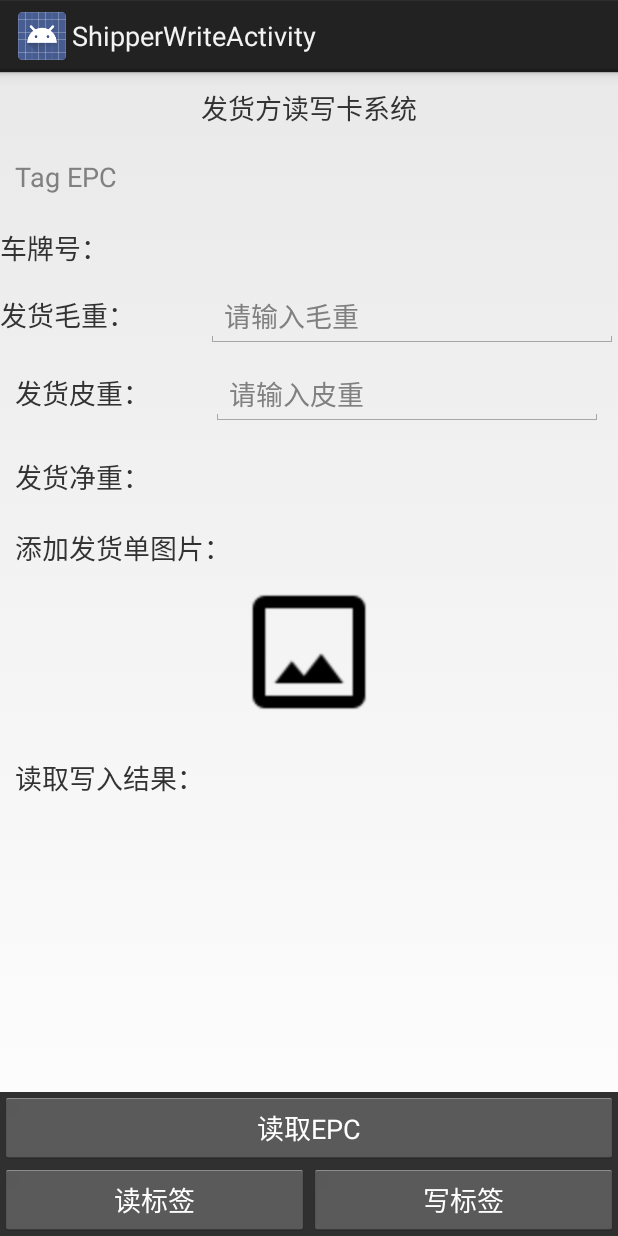
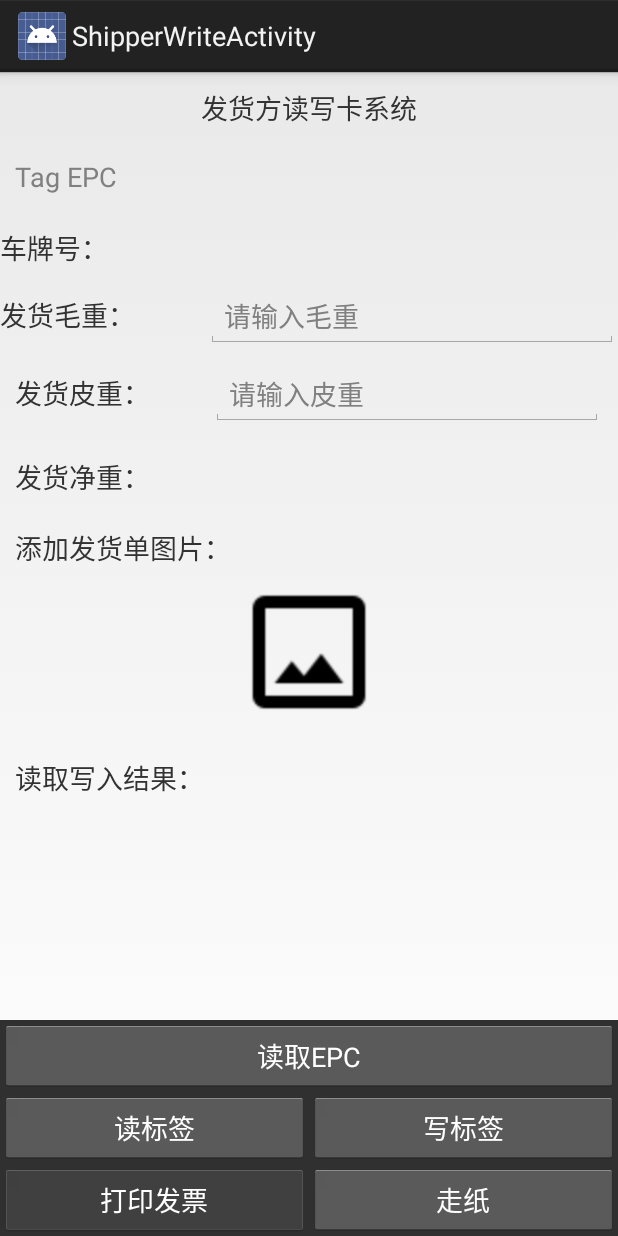
Before and after one commit to ZFKnife/MagUHF_LYM_Shipper, an Android app: the ShipperWriteActivity screen opened directly, with no data from a screen before it, on a phone screen of 412 x 824 dp. Run offline under Robolectric (Android 15) with nearby library versions, the phone set to English and light mode, and no system bars; pictures from the network do not load; 3 statements that could not run were skipped.

Commit message:
项目完成

```diff
--- a/app/src/main/java/com/fxb/shipper/myapplication/ShipperWriteActivity.java
+++ b/app/src/main/java/com/fxb/shipper/myapplication/ShipperWriteActivity.java
@@ -37,6 +37,8 @@ public class ShipperWriteActivity extends Activity implements IShipperWriteView
     private Button btn_shipperReadEpc;
     private Button btn_shipperReading;
     private Button btn_shipperWritting;
+    private Button btnPrinter;
+    private Button btnZouzhi;
 
 
     private ShipperWritePresenter presenter = null;
@@ -74,6 +76,8 @@ public class ShipperWriteActivity extends Activity implements IShipperWriteView
         btn_shipperReadEpc = (Button) findViewById(R.id.btn_shipper_readepc);
         btn_shipperReading = (Button) findViewById(R.id.btn_shipper_reading);
         btn_shipperWritting = (Button) findViewById(R.id.btn_shipper_writting);
+        btnPrinter = (Button) findViewById(R.id.btn_printer);
+        btnZouzhi = (Button) findViewById(R.id.btn_zouzhi);
 
     }
 
@@ -94,6 +98,18 @@ public class ShipperWriteActivity extends Activity implements IShipperWriteView
             @Override
             public void onClick(View v) {
                 presenter.writeShipper();
+            }
+        });
+        btnPrinter.setOnClickListener(new View.OnClickListener() {
+            @Override
+            public void onClick(View view) {
+                presenter.printe();
+            }
+        });
+        btnZouzhi.setOnClickListener(new View.OnClickListener() {
+            @Override
+            public void onClick(View view) {
+                presenter.Step();
             }
         });
         imageView.setOnClickListener(new View.OnClickListener() {
@@ -170,6 +186,12 @@ public class ShipperWriteActivity extends Activity implements IShipperWriteView
     }
 
     @Override
+    public void setVisite(boolean b) {
+        btnPrinter.setEnabled(b);
+        btnPrinter.setClickable(b);
+    }
+
+    @Override
     protected void onPause() {
         super.onPause();
         presenter.cancel();
--- a/app/src/main/java/com/fxb/shipper/myapplication/presenter/ShipperWritePresenter.java
+++ b/app/src/main/java/com/fxb/shipper/myapplication/presenter/ShipperWritePresenter.java
@@ -60,6 +60,7 @@ public class ShipperWritePresenter extends Presenter {
     public ShipperWritePresenter(IShipperWriteView iShipperWriteView) {
         super(iShipperWriteView);
         this.iShipperWriteView = iShipperWriteView;
+        iShipperWriteView.setVisite(false);
         mPrinter.Open();
     }
 
@@ -110,7 +111,10 @@ public class ShipperWritePresenter extends Presenter {
             e.printStackTrace();
         }
         int length = strings.length - 1;
-        int msc = Integer.parseInt(strings[length]);
+        int msc = -1;
+        if (length > 5) {
+            msc = Integer.parseInt(strings[length]);
+        }
         if (str.substring(18, 19).equals("0")) {
             iShipperWriteView.setResult(str.substring(0, 16));
         } else if (msc == 0) {
@@ -203,6 +207,7 @@ public class ShipperWritePresenter extends Presenter {
                         sb2.append(maoWeight).append(",");
                         sb2.append(piWeight).append(",");
                         final String data = sb2.toString();
+                        iShipperWriteView.setVisite(true);
                         Log.i("---", "onResponse: " + data);
                         if (imageBitmap != null) {
                             new Thread(new Runnable() {
@@ -215,7 +220,6 @@ public class ShipperWritePresenter extends Presenter {
                         } else {
                             writeTrue(data);
                         }
-                        printe();
                     }
                     iShipperWriteView.showToast(o.getString("msg"));
                 } catch (JSONException e) {
@@ -413,6 +417,7 @@ public class ShipperWritePresenter extends Presenter {
         iShipperWriteView.setCarNumText("");
         iShipperWriteView.setShipperJingText("");
         iShipperWriteView.setShipperJingText("");
+        iShipperWriteView.setVisite(false);
         iShipperWriteView.showToast("数据写入完成，可进行下一业务操作！");
     }
 
--- a/app/src/main/java/com/fxb/shipper/myapplication/view/IShipperWriteView.java
+++ b/app/src/main/java/com/fxb/shipper/myapplication/view/IShipperWriteView.java
@@ -49,4 +49,6 @@ public interface IShipperWriteView extends IUHFViewBase {
      * 设置反馈信息
      */
     public void setResult(String str);
+
+    public void setVisite(boolean b);
 }
--- a/app/src/main/res/layout/activity_shipper_write.xml
+++ b/app/src/main/res/layout/activity_shipper_write.xml
@@ -243,6 +243,32 @@
                 android:textSize="18dp" />
 
         </LinearLayout>
+        <LinearLayout
+            android:layout_width="match_parent"
+            android:layout_height="wrap_content"
+            android:orientation="horizontal">
+
+            <Button
+                android:id="@+id/btn_printer"
+                android:layout_width="0dp"
+                android:layout_height="wrap_content"
+                android:layout_weight="1"
+                android:gravity="center"
+                android:text="打印发票"
+                android:textColor="@color/white"
+                android:textSize="18dp" />
+
+            <Button
+                android:id="@+id/btn_zouzhi"
+                android:layout_width="0dp"
+                android:layout_height="wrap_content"
+                android:layout_weight="1"
+                android:gravity="center"
+                android:text="走纸"
+                android:textColor="@color/white"
+                android:textSize="18dp" />
+
+        </LinearLayout>
     </LinearLayout>
 
 </RelativeLayout>
```
